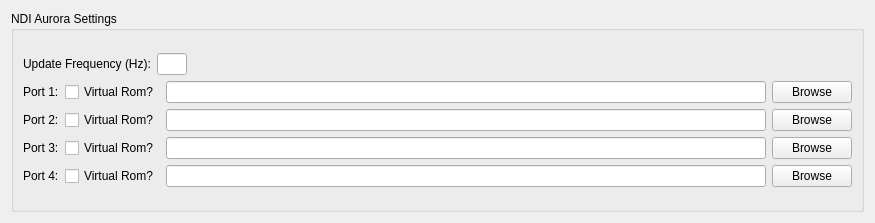
Before: the Qt Designer form GUI/Qt/AuroraTrackerSettingsWidget.ui in mfoste/NDIAPI, drawn with Qt 5.
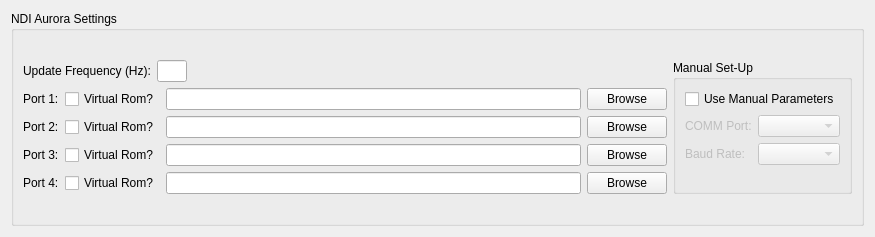
After: the same form once the commit is applied.

Commit message:
Added support for manual configuration of the NDI tracker baud and commport.
The Qt based vtkTrackerWidget now has a section for manual configurations
of the tracking system.  This allows for testing of specific systems when
multiple systems are attached and for testing a different baud rates.

Diff of the .ui file:
```diff
--- a/GUI/Qt/AuroraTrackerSettingsWidget.ui
+++ b/GUI/Qt/AuroraTrackerSettingsWidget.ui
@@ -7,13 +7,13 @@
     <x>0</x>
     <y>0</y>
     <width>875</width>
-    <height>223</height>
+    <height>237</height>
    </rect>
   </property>
   <property name="windowTitle">
    <string>Form</string>
   </property>
-  <layout class="QGridLayout" name="gridLayout_2">
+  <layout class="QGridLayout" name="gridLayout_3">
    <item row="0" column="0">
     <layout class="QVBoxLayout" name="verticalLayout_5">
      <item>
@@ -210,6 +210,64 @@
           </item>
          </layout>
         </item>
+        <item row="0" column="1">
+         <widget class="QGroupBox" name="groupBox_2">
+          <property name="title">
+           <string>Manual Set-Up</string>
+          </property>
+          <layout class="QGridLayout" name="gridLayout_2">
+           <item row="0" column="0">
+            <layout class="QVBoxLayout" name="verticalLayout_2">
+             <item>
+              <widget class="QCheckBox" name="useManualParmsCheckBox">
+               <property name="text">
+                <string>Use Manual Parameters</string>
+               </property>
+              </widget>
+             </item>
+             <item>
+              <layout class="QFormLayout" name="formLayout">
+               <item row="0" column="0">
+                <widget class="QLabel" name="commPortLabel">
+                 <property name="enabled">
+                  <bool>false</bool>
+                 </property>
+                 <property name="text">
+                  <string>COMM Port:</string>
+                 </property>
+                </widget>
+               </item>
+               <item row="0" column="1">
+                <widget class="QComboBox" name="commPortComboBox">
+                 <property name="enabled">
+                  <bool>false</bool>
+                 </property>
+                </widget>
+               </item>
+               <item row="1" column="0">
+                <widget class="QLabel" name="baudRateLabel">
+                 <property name="enabled">
+                  <bool>false</bool>
+                 </property>
+                 <property name="text">
+                  <string>Baud Rate:</string>
+                 </property>
+                </widget>
+               </item>
+               <item row="1" column="1">
+                <widget class="QComboBox" name="baudRateComboBox">
+                 <property name="enabled">
+                  <bool>false</bool>
+                 </property>
+                </widget>
+               </item>
+              </layout>
+             </item>
+            </layout>
+           </item>
+          </layout>
+         </widget>
+        </item>
        </layout>
       </widget>
      </item>
```
Left out of the diff: 67 changed lines with no effect on the pictures. The commit also changes 8 other files.
